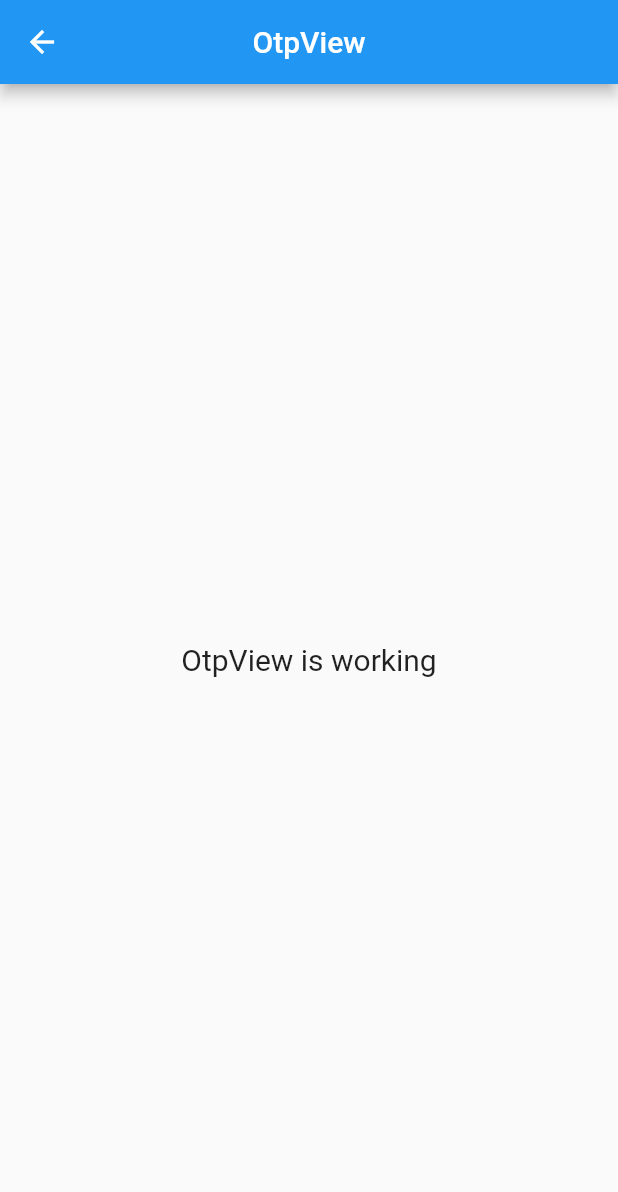
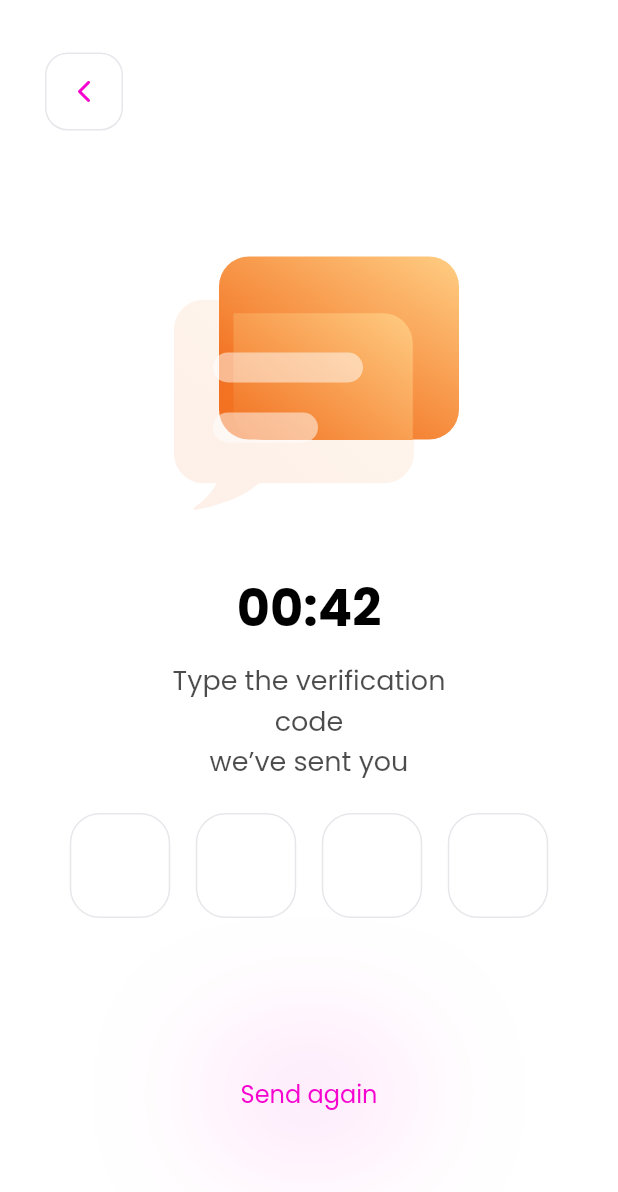
Before and after one commit to KunalTayal/lovoj, a Flutter app: the OtpView screen opened by its route, on a phone screen of 412 x 824 dp. Shown: the top 1192 px of the screen. Run offline on Flutter 3.47's test engine with Material 2 defaults, Android fonts, the phone set to English and light mode, and no system bars; drawn by our look-alikes of pinput; our stand-ins replace flutter_svg, get, google_fonts, intl_phone_field.

Commit message:
OTP screen UI is completed

```diff
--- a/lib/app/modules/otp/views/otp_view.dart
+++ b/lib/app/modules/otp/views/otp_view.dart
@@ -1,6 +1,10 @@
 import 'package:flutter/material.dart';
+import 'package:flutter_svg/flutter_svg.dart';
 
 import 'package:get/get.dart';
+import 'package:google_fonts/google_fonts.dart';
+import 'package:lovoj/extenstion.dart';
+import 'package:pinput/pinput.dart';
 
 import '../controllers/otp_controller.dart';
 
@@ -9,14 +13,165 @@ class OtpView extends GetView<OtpController> {
   @override
   Widget build(BuildContext context) {
     return Scaffold(
-      appBar: AppBar(
-        title: const Text('OtpView'),
-        centerTitle: true,
-      ),
-      body: const Center(
-        child: Text(
-          'OtpView is working',
-          style: TextStyle(fontSize: 20),
+      backgroundColor: Colors.white,
+      body: SingleChildScrollView(
+        padding: const EdgeInsets.symmetric(horizontal: 30),
+        child: Column(
+          crossAxisAlignment: CrossAxisAlignment.start,
+          children: [
+            const SizedBox(height: 35),
+            InkWell(
+              onTap: () {
+                Get.back();
+              },
+              child: Container(
+                height: 52,
+                width: 52,
+                decoration: BoxDecoration(
+                  border: Border.all(
+                    color: const Color(0xffE8E6EA),
+                    width: 1,
+                  ),
+                  borderRadius: BorderRadius.circular(15),
+                  color: Colors.white,
+                ),
+                child: SvgPicture.asset(
+                  'assets/backward_arrow.svg',
+                  fit: BoxFit.none,
+                ),
+              ),
+            ),
+            const SizedBox(height: 44),
+            Center(
+              child: SvgPicture.asset('assets/chat.svg'),
+            ),
+            const SizedBox(height: 9),
+            Center(
+              child: Text(
+                "00:42",
+                style: GoogleFonts.poppins(
+                  color: Colors.black,
+                  fontSize: 34,
+                  fontWeight: FontWeight.w700,
+                  height: 51.0.toFigmaHeight(34),
+                ),
+              ),
+            ),
+            const SizedBox(height: 9),
+            Center(
+              child: SizedBox(
+                width: 200,
+                child: Text(
+                  '''Type the verification
+code
+we’ve sent you''',
+                  style: GoogleFonts.poppins(
+                    color: Colors.black.withOpacity(0.7),
+                    fontSize: 18,
+                    fontWeight: FontWeight.w400,
+                    height: 27.0.toFigmaHeight(18),
+                  ),
+                  textAlign: TextAlign.center,
+                ),
+              ),
+            ),
+            const SizedBox(height: 21),
+            Center(
+              child: Pinput(
+                crossAxisAlignment: CrossAxisAlignment.center,
+                defaultPinTheme: PinTheme(
+                  width: 67,
+                  height: 70,
+                  padding: const EdgeInsets.all(10),
+                  margin: const EdgeInsets.symmetric(horizontal: 4.5),
+                  textStyle: GoogleFonts.poppins(
+                    color: const Color(0xffE8E6EA),
+                    fontSize: 34,
+                    fontWeight: FontWeight.w700,
+                  ),
+                  decoration: BoxDecoration(
+                    color: Colors.white,
+                    border: Border.all(color: const Color(0xffE8E6EA)),
+                    borderRadius: BorderRadius.circular(20),
+                  ),
+                ),
+                focusedPinTheme: PinTheme(
+                  width: 67,
+                  height: 70,
+                  padding: const EdgeInsets.all(10),
+                  margin: const EdgeInsets.symmetric(horizontal: 4.5),
+                  textStyle: GoogleFonts.poppins(
+                    color: const Color(0xff200E32).withOpacity(0.4),
+                    fontSize: 34,
+                    fontWeight: FontWeight.w700,
+                  ),
+                  decoration: BoxDecoration(
+                    color: Colors.white,
+                    border: Border.all(color: const Color(0xffF603D0)),
+                    borderRadius: BorderRadius.circular(20),
+                  ),
+                ),
+                submittedPinTheme: PinTheme(
+                  width: 67,
+                  height: 70,
+                  padding: const EdgeInsets.all(10),
+                  margin: const EdgeInsets.symmetric(horizontal: 4.5),
+                  textStyle: GoogleFonts.poppins(
+                    color: Colors.white,
+                    fontSize: 34,
+                    fontWeight: FontWeight.w700,
+                  ),
+                  decoration: BoxDecoration(
+                    color: const Color(0xffF603D0),
+                    border: Border.all(color: const Color(0xffF603D0)),
+                    borderRadius: BorderRadius.circular(20),
+                  ),
+                ),
+                cursor: Column(
+                  mainAxisAlignment: MainAxisAlignment.end,
+                  children: [
+                    Container(
+                      margin: const EdgeInsets.only(bottom: 9),
+                      width: 22,
+                      height: 1,
+                      color: const Color(0xffF603D0),
+                    ),
+                  ],
+                ),
+                onCompleted: (value) {},
+                length: 4,
+              ),
+            ),
+            const SizedBox(height: 100),
+            Center(
+              child: InkWell(
+                onTap: () {},
+                borderRadius: BorderRadius.circular(15),
+                child: Container(
+                  padding:
+                      const EdgeInsets.symmetric(vertical: 5, horizontal: 10),
+                  decoration: BoxDecoration(
+                    boxShadow: [
+                      BoxShadow(
+                        offset: const Offset(0, 0),
+                        blurRadius: 80,
+                        spreadRadius: 0,
+                        color: const Color(0xffF603D0).withOpacity(0.3),
+                      )
+                    ],
+                  ),
+                  child: Text(
+                    "Send again",
+                    style: GoogleFonts.poppins(
+                      color: const Color(0xffF603D0),
+                      fontSize: 16,
+                      height: 24.0.toFigmaHeight(16),
+                    ),
+                  ),
+                ),
+              ),
+            ),
+          ],
         ),
       ),
     );
--- a/lib/app/modules/sign_up/views/sign_up_view.dart
+++ b/lib/app/modules/sign_up/views/sign_up_view.dart
@@ -291,7 +291,9 @@ class SignUpView extends GetView<SignUpController> {
                         ),
                         const SizedBox(height: 9),
                         InkWell(
-                          onTap: () {},
+                          onTap: () {
+                            Get.toNamed(Routes.otp);
+                          },
                           child: Container(
                             height: 56,
                             width: double.maxFinite,
--- a/pubspec.yaml
+++ b/pubspec.yaml
@@ -17,6 +17,7 @@ dependencies:
   url_launcher: ^6.1.12
   loading_animation_widget: ^1.2.0+4
   flutter_svg_provider: ^1.0.6
+  pinput: ^3.0.1
 
 dev_dependencies:
   flutter_lints: ^2.0.0
```
Also changed, not shown: pubspec.lock, 5 other files.
